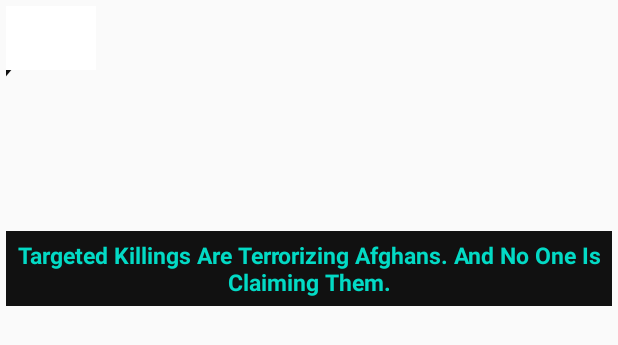
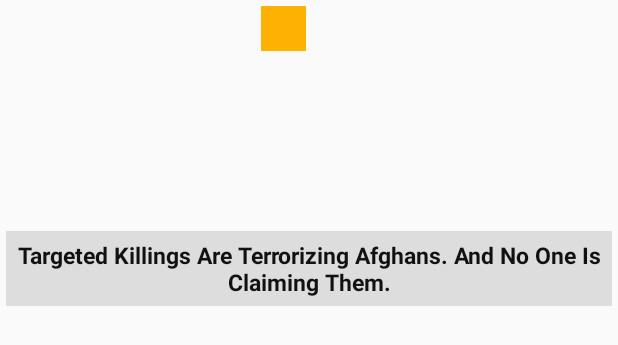
Before and after one commit to mvkopp/avennec-android-app, an Android app: the layout item_meal_grid.xml on its own in the app's theme, with its tools: preview values and no code run, on a phone screen of 412 x 824 dp. Shown: the top 345 px of the screen. Run offline under Robolectric (Android 15) with nearby library versions, the phone set to English and light mode, and no system bars.

Commit message:
feat: update meal grid style

```diff
--- a/app/src/main/res/layout/item_meal_grid.xml
+++ b/app/src/main/res/layout/item_meal_grid.xml
@@ -1,11 +1,10 @@
 <?xml version="1.0" encoding="utf-8"?>
-<androidx.constraintlayout.widget.ConstraintLayout
-    xmlns:android="http://schemas.android.com/apk/res/android"
+<androidx.constraintlayout.widget.ConstraintLayout xmlns:android="http://schemas.android.com/apk/res/android"
     xmlns:app="http://schemas.android.com/apk/res-auto"
     xmlns:tools="http://schemas.android.com/tools"
+    android:id="@+id/mealLayout"
     android:layout_width="match_parent"
     android:layout_height="wrap_content"
-    android:id="@+id/mealLayout"
     android:padding="4dp">
 
     <ImageView
@@ -25,49 +24,32 @@
         app:layout_constraintEnd_toStartOf="@id/mealThumbnail" />
 
     <TextView
-        android:padding="5dp"
         android:id="@+id/mealTitle"
         android:layout_width="match_parent"
         android:layout_height="wrap_content"
+        android:layout_marginTop="5dp"
+        android:background="#DDDDDD"
+        android:padding="5dp"
+        android:paddingEnd="5dp"
+        android:text="Targeted Killings Are Terrorizing Afghans. And No One Is Claiming Them."
         android:textAlignment="center"
-        android:layout_marginTop="5dp"
-        android:text="Targeted Killings Are Terrorizing Afghans. And No One Is Claiming Them."
-        android:paddingEnd="5dp"
-        app:layout_constraintStart_toStartOf="parent"
-        app:layout_constraintBottom_toBottomOf="@+id/mealThumbnail"
+        android:textColor="@color/colorPrimaryDark"
         android:textSize="15sp"
         android:textStyle="bold"
-        android:textColor="@color/colorAccent"
-        android:background="@color/colorPrimaryDark"
-        />
+        app:layout_constraintBottom_toBottomOf="@+id/mealThumbnail"
+        app:layout_constraintStart_toStartOf="parent" />
 
-
-    <TextView
-        android:layout_width="wrap_content"
-        android:layout_height="wrap_content"
-        android:layout_marginStart="30dp"
-        android:layout_marginTop="4dp"
-        android:rotation="-5"
-        android:rotationX="0"
-        android:rotationY="0"
-        android:text="◤"
-        android:textColor="@color/colorPrimaryDark"
-        android:textSize="85sp"
-        app:layout_constraintStart_toStartOf="@id/spacer"
-        app:layout_constraintTop_toTopOf="@id/spacer" />
 
     <CheckBox
         android:id="@+id/isFavorite"
-        android:layout_width="61dp"
-        android:layout_height="60dp"
-        android:layout_marginStart="43dp"
-        android:layout_marginTop="27dp"
-        android:buttonTint="#FFFFFF"
+        android:layout_width="30dp"
+        android:layout_height="30dp"
+        android:button="@drawable/ic_favorite_button"
+        android:buttonTint="@color/colorFavoriteButton"
         android:textColorHighlight="#FFFFFF"
         android:textColorHint="#FFFFFF"
         android:textColorLink="#FFFFFF"
-        android:button="@drawable/ic_favorite_button"
-        app:layout_constraintStart_toStartOf="@+id/spacer"
-        app:layout_constraintTop_toTopOf="@+id/spacer" />
+        app:layout_constraintEnd_toEndOf="@+id/mealThumbnail"
+        app:layout_constraintTop_toTopOf="@+id/mealThumbnail" />
 
 </androidx.constraintlayout.widget.ConstraintLayout>
```
